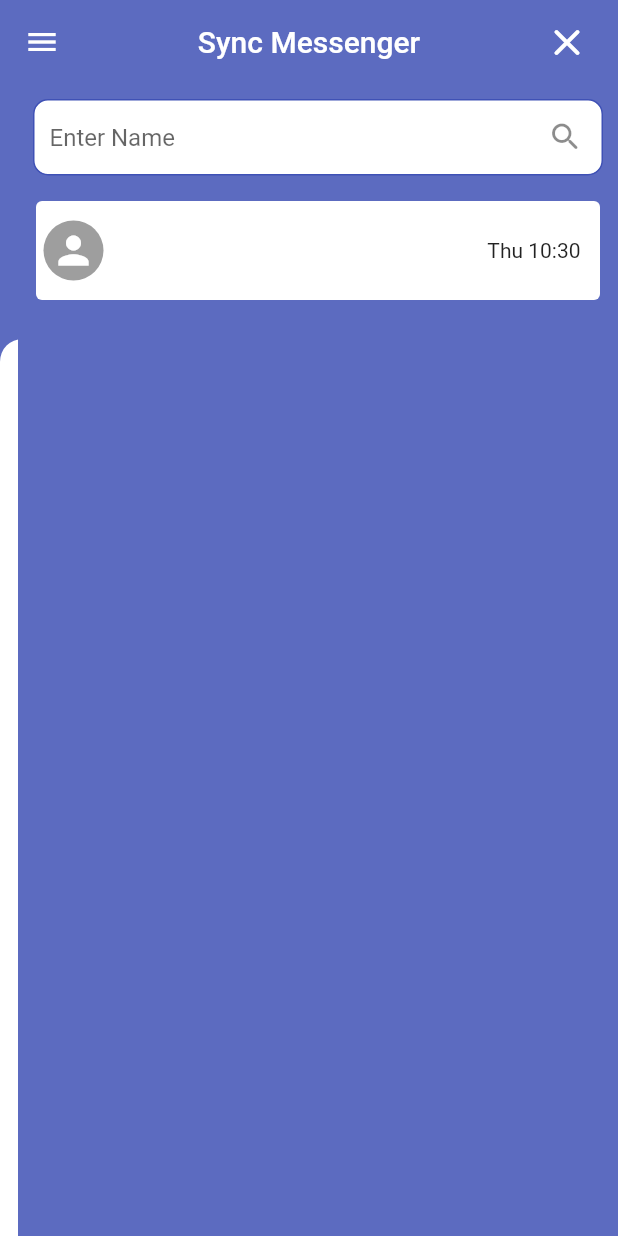
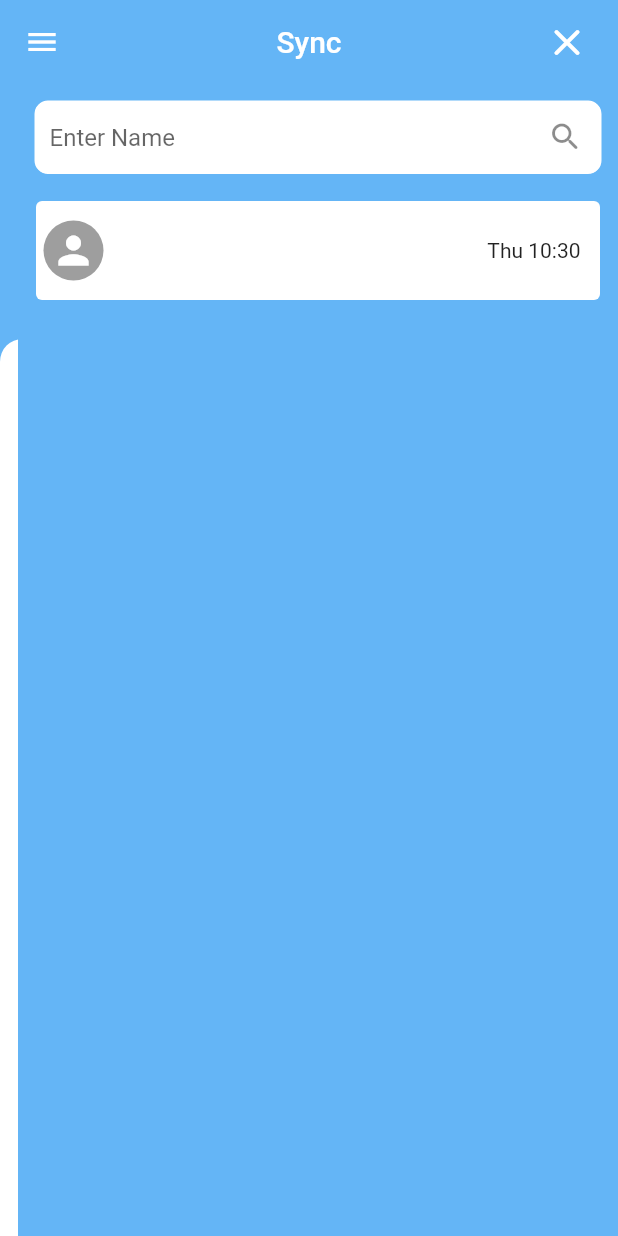
Before and after one commit to KevinGeejo/MAD_PWA_mini-project, a Flutter app: the screen it shows once a user with an empty profile is signed in, after a tap on the "search" icon, on a phone screen of 412 x 824 dp. Run offline on Flutter 3.47's test engine with Material 2 defaults, Android fonts, the phone set to English and light mode, and no system bars; our stand-ins replace cloud_firestore, firebase_auth, firebase_core; missing offline and left inert: flutterfire_ui; accounts and stored records are empty.

Commit message:
Project Blue

```diff
--- a/syncmessenger_final/lib/comps/animated-dialog.dart
+++ b/syncmessenger_final/lib/comps/animated-dialog.dart
@@ -44,8 +44,8 @@
           width: widget.width,
           decoration: BoxDecoration(
               color: widget.width == 0
-                  ? Colors.indigo.withOpacity(0)
-                  : Colors.indigo.shade400,
+                  ? Colors.blue.withOpacity(0)
+                  : Colors.blue.shade300,
               borderRadius: BorderRadius.only(
                 topLeft: Radius.circular(widget.width == 0 ? 100 : 0),
                 bottomRight: Radius.circular(widget.width == 0 ? 100 : 0),
--- a/syncmessenger_final/lib/comps/styles.dart
+++ b/syncmessenger_final/lib/comps/styles.dart
@@ -16,14 +16,14 @@
   static messagesCardStyle(check) {
     return BoxDecoration(
       borderRadius: BorderRadius.circular(10),
-      color: check ? Colors.indigo.shade300: Colors.grey.shade300,
+      color: check ? Colors.blue.shade300: Colors.grey.shade300,
     );
   }
 
   static messageFieldCardStyle() {
     return BoxDecoration(
         color: Colors.white,
-        border: Border.all(color: Colors.indigo),
+        border: Border.all(color: Colors.blue.shade300),
         borderRadius: BorderRadius.circular(10));
   }
 
--- a/syncmessenger_final/lib/comps/widgets.dart
+++ b/syncmessenger_final/lib/comps/widgets.dart
@@ -46,7 +46,7 @@
           children:  [
             const CircleAvatar(
               radius: 25,
-              backgroundColor: Colors.grey,
+              backgroundColor: Colors.black38,
               child: Icon(
                 Icons.person,
                 size: 40,
@@ -75,7 +75,7 @@
                 size: 13,
                 color: Colors.white,
               ),
-              backgroundColor: Colors.grey,
+              backgroundColor: Colors.black38,
               radius: 10,
             ),
           ConstrainedBox(
@@ -97,7 +97,7 @@
                 size: 13,
                 color: Colors.white,
               ),
-              backgroundColor: Colors.grey,
+              backgroundColor: Colors.black38,
               radius: 10,
             ),
           if (!check) const Spacer(),
@@ -126,7 +126,7 @@
     final name = _auth.currentUser!.displayName ?? _auth.currentUser!.email;
 
     return Drawer(
-      backgroundColor: Colors.indigo.shade400,
+      backgroundColor: Colors.blue.shade300,
       child: SafeArea(
         child: Padding(
           padding: const EdgeInsets.symmetric(vertical: 18.0, horizontal: 20),
@@ -142,7 +142,7 @@
                     color: Colors.white,
                   ),
                   radius: 60,
-                  backgroundColor: Colors.grey,
+                  backgroundColor: Colors.black38,
                 ),
                 const SizedBox(height: 10),
                 Center(
--- a/syncmessenger_final/lib/homepage.dart
+++ b/syncmessenger_final/lib/homepage.dart
@@ -25,10 +25,10 @@
   @override
   Widget build(BuildContext context) {
     return Scaffold(
-      backgroundColor: Colors.indigo.shade400,
+      backgroundColor: Colors.blue.shade300,
       appBar: AppBar(
-        backgroundColor: Colors.indigo.shade400,
-        title: const Text('Sync Messenger'),
+        backgroundColor: Colors.blue.shade300,
+        title: const Text('Sync'),
         elevation: 0,
         centerTitle: true,
         actions: [
@@ -58,7 +58,7 @@
                 Container(
                   margin: const EdgeInsets.all(0),
                   child: Container(
-                    color: Colors.indigo.shade400,
+                    color: Colors.blue.shade300,
                     padding: const EdgeInsets.all(8),
                     height: 160,
                     child: Column(
@@ -126,7 +126,7 @@
                               horizontal: 20, vertical: 20),
                           child: Text(
                             'Contacts',
-                            style: Styles.h1().copyWith(color: Colors.indigo),
+                            style: Styles.h1().copyWith(color: Colors.blue.shade400),
                           ),
                         ),
                         Expanded(
--- a/syncmessenger_final/lib/main.dart
+++ b/syncmessenger_final/lib/main.dart
@@ -18,7 +18,7 @@
     return MaterialApp(
       debugShowCheckedModeBanner: false,
       title: 'Flutter Demo',
-      theme: ThemeData(primarySwatch: Colors.indigo),
+      theme: ThemeData(primarySwatch: Colors.blue),
       themeMode: ThemeMode.light,
       home: const AuthGate(),
     );
```
Also changed, not shown: syncmessenger_final/lib/chatpage.dart (+4 -4 lines).
